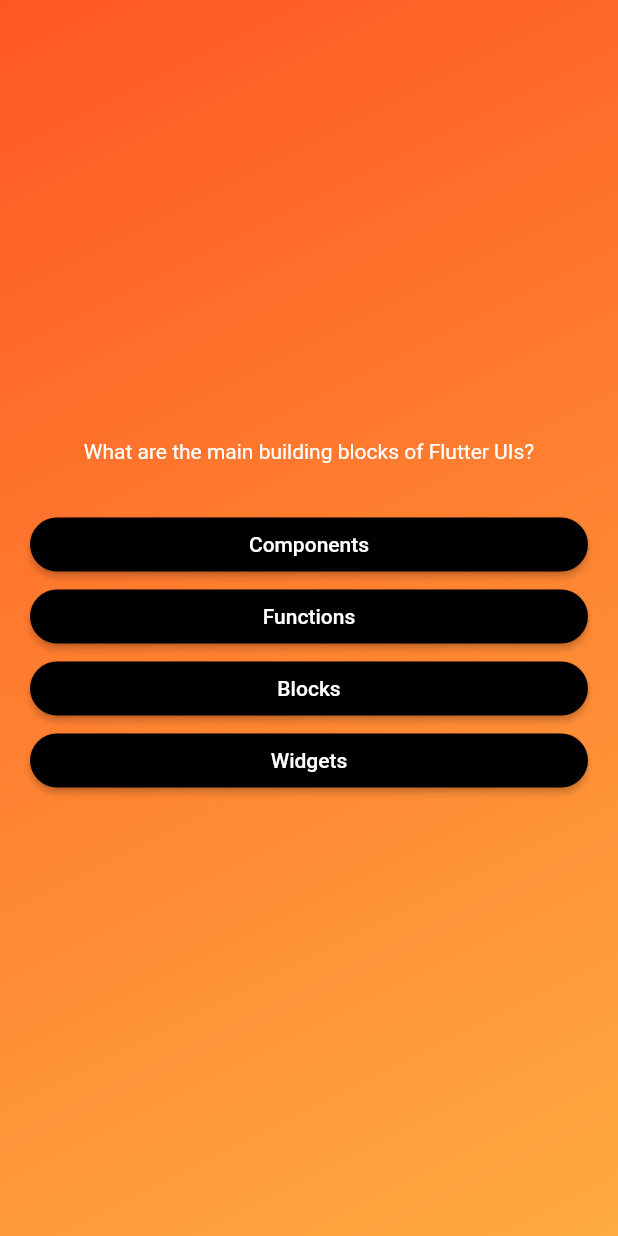
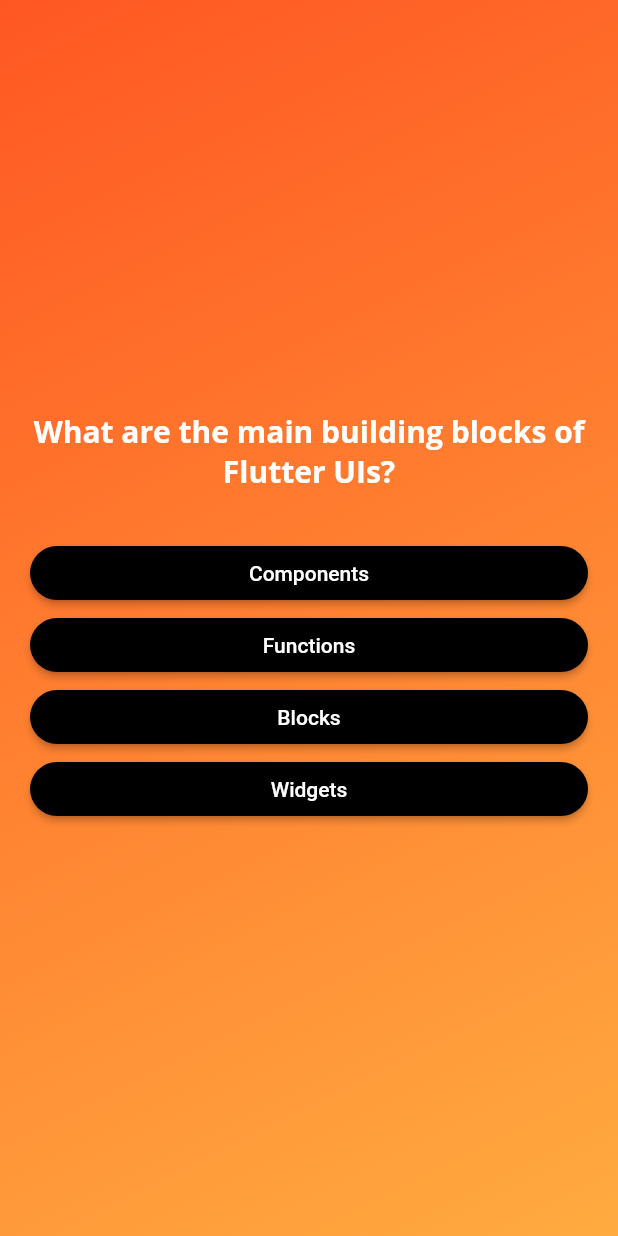
Before and after one commit to PC3961/quiz_app, a Flutter app: the screen it shows after launch, after a tap on "Start Quiz", on a phone screen of 412 x 824 dp. Run offline on Flutter 3.47's test engine with Material 2 defaults, Android fonts, the phone set to English and light mode, and no system bars; our stand-ins replace google_fonts.

Commit message:
font changes

```diff
--- a/lib/questions_screen.dart
+++ b/lib/questions_screen.dart
@@ -1,6 +1,7 @@
 import 'package:flutter/material.dart';
 import 'package:quiz_app/answer_button.dart';
 import 'package:quiz_app/data/questions.dart';
+import 'package:google_fonts/google_fonts.dart';
 
 class QuestionsScreen extends StatefulWidget {
   const QuestionsScreen({super.key});
@@ -19,7 +20,6 @@ class _QuestionsScreenState extends State<QuestionsScreen> {
     setState(() {
       currentQuestionsIndex++;
     });
-
   }
 
   @override
@@ -35,14 +35,18 @@ class _QuestionsScreenState extends State<QuestionsScreen> {
             children: [
               Text(
                 currentQuestion.text,
-                style: const TextStyle(
-                  color: Colors.white,
-                ),
+                style: GoogleFonts.openSans(
+                    fontSize: 20,
+                    fontWeight: FontWeight.bold,
+                    color: Colors.white),
                 textAlign: TextAlign.center,
               ),
               const SizedBox(height: 30),
               ...currentQuestion.getShuffledAnswers().map((answer) {
-                return AnswerButton(answerText: answer, onTap: answerQuestion,);
+                return AnswerButton(
+                  answerText: answer,
+                  onTap: answerQuestion,
+                );
               }),
             ]),
       ),
```
